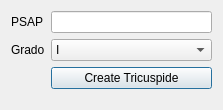
The window that dialogtri.ui (iyustlop/valvulares) describes before a commit, drawn with Qt 5.
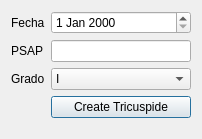
The same window after the commit.

```diff
--- a/dialogtri.ui
+++ b/dialogtri.ui
@@ -6,8 +6,8 @@
    <rect>
     <x>0</x>
     <y>0</y>
-    <width>223</width>
-    <height>110</height>
+    <width>202</width>
+    <height>139</height>
    </rect>
   </property>
   <property name="windowTitle">
@@ -16,31 +16,31 @@
   <layout class="QGridLayout" name="gridLayout">
    <item row="0" column="0">
     <layout class="QFormLayout" name="formLayout">
-     <item row="0" column="0">
+     <item row="1" column="0">
       <widget class="QLabel" name="label">
        <property name="text">
         <string>PSAP</string>
        </property>
       </widget>
      </item>
-     <item row="1" column="0">
+     <item row="2" column="0">
       <widget class="QLabel" name="label_2">
        <property name="text">
         <string>Grado</string>
        </property>
       </widget>
      </item>
-     <item row="0" column="1">
+     <item row="1" column="1">
       <widget class="QLineEdit" name="lineEditPsap"/>
      </item>
-     <item row="2" column="1">
+     <item row="3" column="1">
       <widget class="QPushButton" name="pushButtonTri">
        <property name="text">
         <string>Create Tricuspide</string>
        </property>
       </widget>
      </item>
-     <item row="1" column="1">
+     <item row="2" column="1">
       <widget class="QComboBox" name="comboBoxGrado">
        <item>
         <property name="text">
@@ -64,6 +64,16 @@
        </item>
       </widget>
      </item>
+     <item row="0" column="0">
+      <widget class="QLabel" name="label_3">
+       <property name="text">
+        <string>Fecha</string>
+       </property>
+      </widget>
+     </item>
+     <item row="0" column="1">
+      <widget class="QDateEdit" name="dateEdit"/>
+     </item>
     </layout>
    </item>
   </layout>
```
